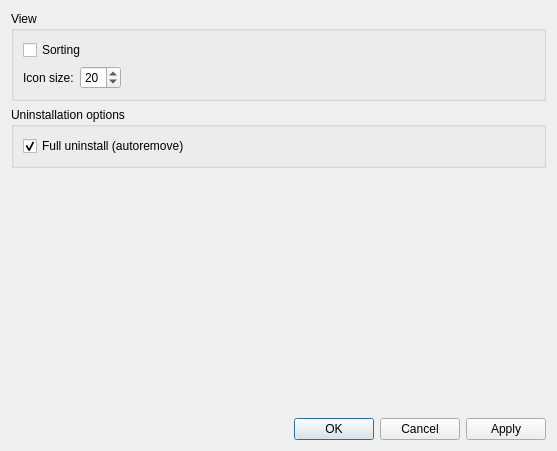
This is designer/settings.ui in kubaz122/Kuninstaller as Qt 5 draws it before an edit. The edited form follows.
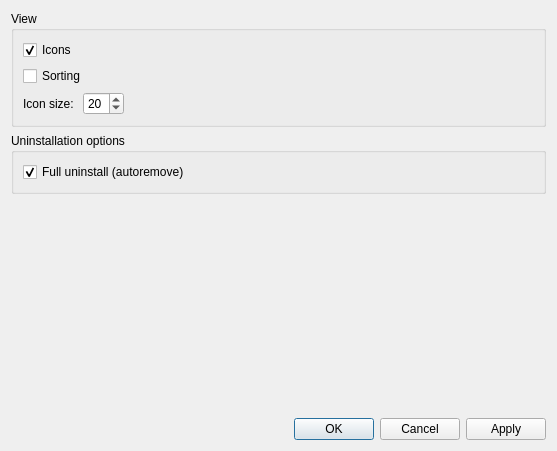
This is the edited form. Icons and pictures are not drawn.

Commit message: Added icons option and fixed lagg

```diff
--- a/designer/settings.ui
+++ b/designer/settings.ui
@@ -55,7 +55,7 @@
       <string>View</string>
      </property>
      <layout class="QGridLayout" name="gridLayout_2">
-      <item row="1" column="1">
+      <item row="2" column="1">
        <widget class="QSpinBox" name="spinBox">
         <property name="locale">
          <locale language="English" country="UnitedStates"/>
@@ -65,7 +65,7 @@
         </property>
        </widget>
       </item>
-      <item row="0" column="0" colspan="3">
+      <item row="1" column="0" colspan="3">
        <widget class="QCheckBox" name="checkBox">
         <property name="locale">
          <locale language="English" country="UnitedStates"/>
@@ -75,7 +75,7 @@
         </property>
        </widget>
       </item>
-      <item row="1" column="3">
+      <item row="2" column="3">
        <spacer name="horizontalSpacer_2">
         <property name="orientation">
          <enum>Qt::Horizontal</enum>
@@ -88,7 +88,7 @@
         </property>
        </spacer>
       </item>
-      <item row="0" column="3">
+      <item row="1" column="3">
        <spacer name="horizontalSpacer">
         <property name="orientation">
          <enum>Qt::Horizontal</enum>
@@ -101,7 +101,7 @@
         </property>
        </spacer>
       </item>
-      <item row="1" column="0">
+      <item row="2" column="0">
        <widget class="QLabel" name="label">
         <property name="locale">
          <locale language="English" country="UnitedStates"/>
@@ -111,6 +111,16 @@
         </property>
        </widget>
       </item>
+      <item row="0" column="0">
+       <widget class="QCheckBox" name="checkBox_3">
+        <property name="text">
+         <string>Icons</string>
+        </property>
+        <property name="checked">
+         <bool>true</bool>
+        </property>
+       </widget>
+      </item>
      </layout>
     </widget>
    </item>
```
Left out of the diff: 24 changed lines with no effect on the pictures. The commit also changes 2 other files.
